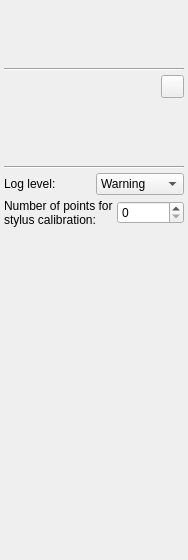
Old version of the form PlusApp/fCal/Toolboxes/ConfigurationToolbox.ui in the repository PlusToolkit/PlusApp.
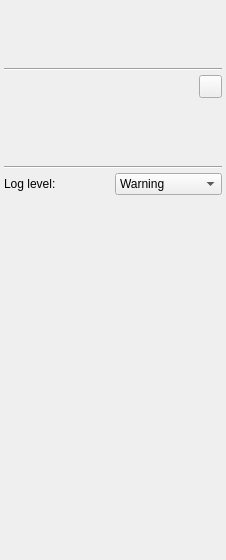
New version of the form. Icons and pictures are not drawn.

Commit message: If device set configuration file contains data for a toolbox, it is used as "Session data" (before, only the result of the recently completed subtasks were fed to a toolbox as session data); fCal toolboxes are wider now, and the hole window is bigger

Diff of the .ui file:
```diff
--- a/PlusApp/fCal/Toolboxes/ConfigurationToolbox.ui
+++ b/PlusApp/fCal/Toolboxes/ConfigurationToolbox.ui
@@ -6,19 +6,25 @@
    <rect>
     <x>0</x>
     <y>0</y>
-    <width>188</width>
+    <width>226</width>
     <height>560</height>
    </rect>
   </property>
+  <property name="sizePolicy">
+   <sizepolicy hsizetype="Fixed" vsizetype="Preferred">
+    <horstretch>0</horstretch>
+    <verstretch>0</verstretch>
+   </sizepolicy>
+  </property>
   <property name="minimumSize">
    <size>
-    <width>188</width>
+    <width>226</width>
     <height>560</height>
    </size>
   </property>
   <property name="maximumSize">
    <size>
-    <width>188</width>
+    <width>226</width>
     <height>16777215</height>
    </size>
   </property>
@@ -121,7 +127,7 @@
      </property>
     </widget>
    </item>
-   <item row="10" column="0">
+   <item row="9" column="0">
     <spacer name="verticalSpacer">
      <property name="orientation">
       <enum>Qt::Vertical</enum>
@@ -189,33 +195,6 @@
      </item>
     </layout>
    </item>
-   <item row="9" column="0">
-    <layout class="QHBoxLayout" name="horizontalLayout_3">
-     <item>
-      <widget class="QLabel" name="labelNumberOfStylusCalibrationPoints">
-       <property name="text">
-        <string>Number of points for stylus calibration:</string>
-       </property>
-       <property name="wordWrap">
-        <bool>true</bool>
-       </property>
-      </widget>
-     </item>
-     <item>
-      <widget class="QSpinBox" name="spinBox_NumberOfStylusCalibrationPoints">
-       <property name="maximum">
-        <number>2000</number>
-       </property>
-       <property name="singleStep">
-        <number>50</number>
-       </property>
-       <property name="value">
-        <number>0</number>
-       </property>
-      </widget>
-     </item>
-    </layout>
-   </item>
    <item row="6" column="0">
     <widget class="Line" name="line_2">
      <property name="orientation">
```
The commit also changes 11 other files.
